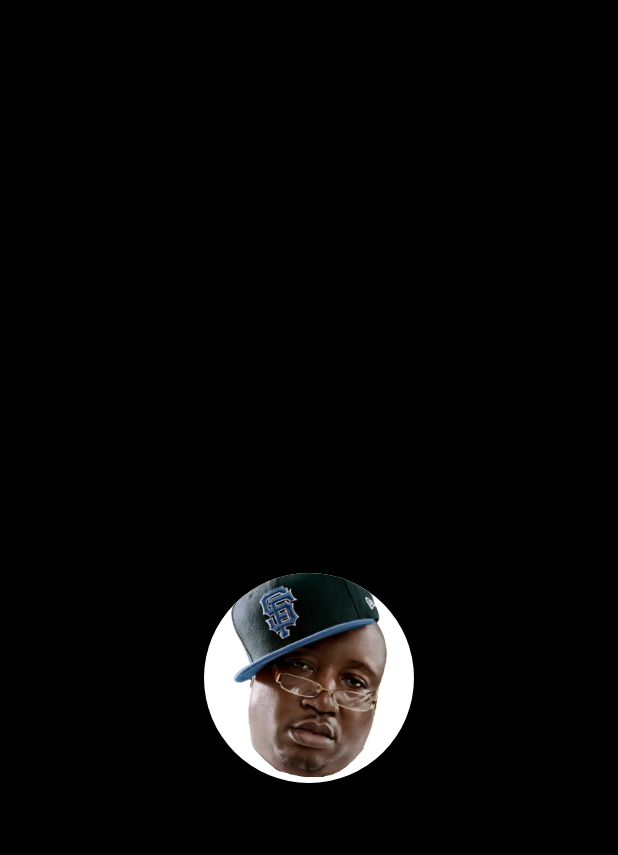
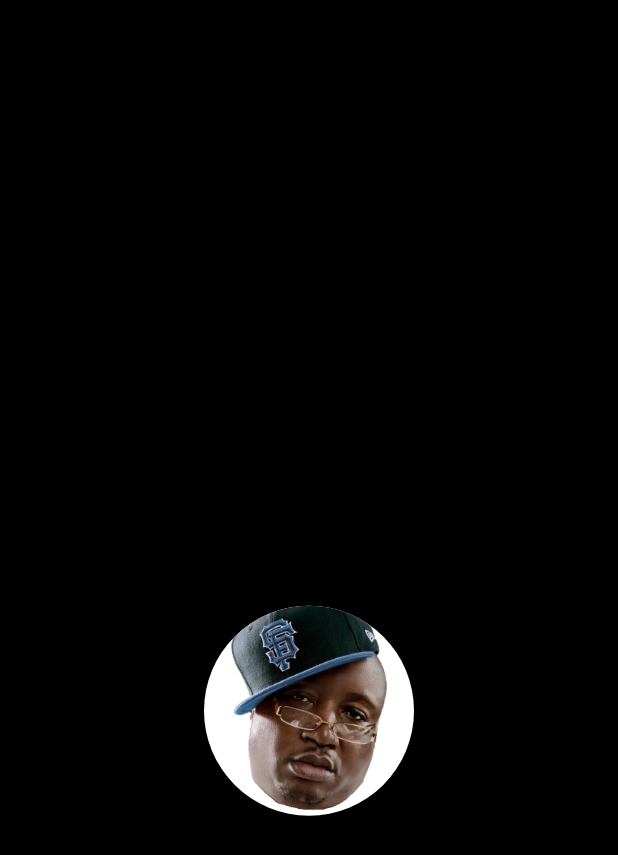
Before and after one commit to Drabants/e40_magic_8ball, a Flutter app: the screen it shows after launch, on a phone screen of 412 x 824 dp. Shown: the top 855 px of the screen. Run offline on Flutter 3.47's test engine with Material 2 defaults, Android fonts, the light colour scheme and no system bars; our stand-ins replace flare_flutter; missing offline and left inert: flame.

Commit message:
Removed unecessary widgets and replaced them with more adaptable code
UI widgets now respond to screen resolution changes instead of using unecessary widgets to add padding.

```diff
--- a/lib/home_page.dart
+++ b/lib/home_page.dart
@@ -1,7 +1,7 @@
 import 'package:flutter/material.dart';
 import 'package:flame/flame.dart';
 import 'package:flare_flutter/flare_actor.dart';
-import 'dart:math' show Random;
+import 'dart:math' ;
 import 'asset_loader.dart';
 
 
@@ -9,6 +9,7 @@ int randomSelector(){
   Random _random = new Random();
   return _random.nextInt(1000)%2;
 }
+
 
 class E40HomePage extends StatefulWidget{
   @override
@@ -66,6 +67,8 @@ class _E40HomePageState extends State<E40HomePage> with SingleTickerProviderStat
 
   Widget build(BuildContext context) {
     Image _e40Image = new Image(image:  new AssetImage('assets/img/e40.png'), width: 140.0, height: 140.0,);
+    MediaQueryData queryData;
+    queryData = MediaQuery.of(context);
     return new Scaffold(
         body: new Container(
           decoration: new BoxDecoration(color: Colors.black),
@@ -73,23 +76,22 @@ class _E40HomePageState extends State<E40HomePage> with SingleTickerProviderStat
             child: new Column(
               mainAxisAlignment: MainAxisAlignment.center,
               children: <Widget>[
-                new SizedBox(
-                  height: 250.0,
+                new Container(
+                  height: queryData.size.height/2.5,
                   child:answerImagePlaceholder,
                 ),
                 new Container(
-                  height: 140.0,
+                  height: queryData.size.height/2,
                   width: animation.value*140.0,
-                  child:
-                  new FloatingActionButton(
+                  padding: EdgeInsets.fromLTRB(0, 0, 0, queryData.size.height/4),
+                  child: Container(
+                  child:new FloatingActionButton(
                     onPressed: wisdom,
                     backgroundColor: Colors.white,
                     child: _e40Image,
                     clipBehavior: Clip.antiAlias,
                   ),
-                ),
-                new SizedBox(
-                  height:170.0,
+                  ),
                 ),
               ],
             ),
```
Also changed, not shown: lib/main.dart (+5 -5 lines).
